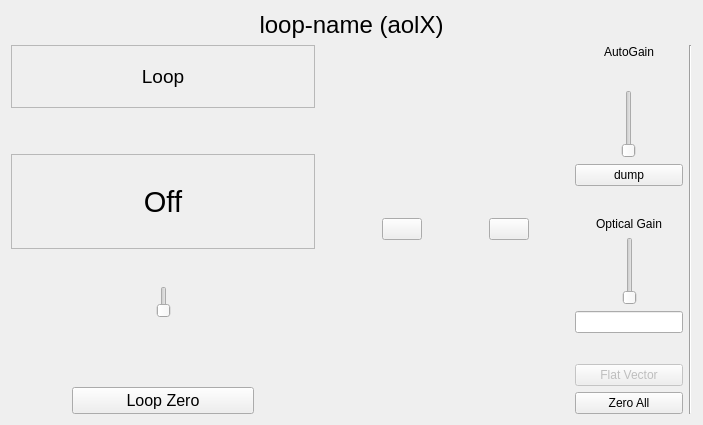
magao-x/MagAOX, file gui/widgets/loopCtrl/loopCtrl.ui: the form before one commit.
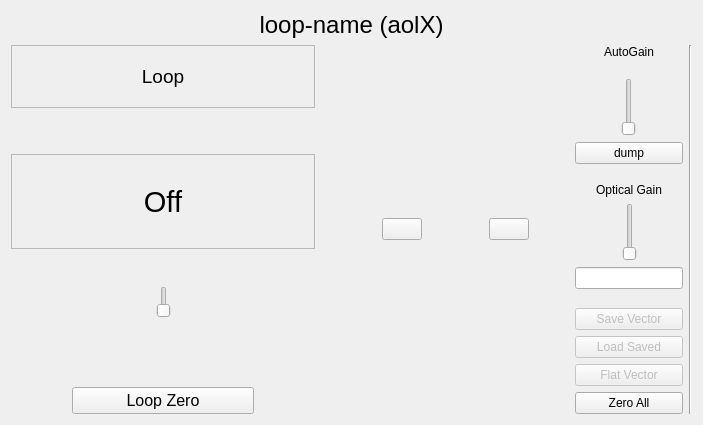
The form after the commit. Icons and pictures are not drawn. Custom widgets are drawn as their Qt base class.

Commit message: Add persistent gain vector save and load

The edit to the form file:
```diff
--- a/gui/widgets/loopCtrl/loopCtrl.ui
+++ b/gui/widgets/loopCtrl/loopCtrl.ui
@@ -369,6 +369,38 @@
            </property>
           </spacer>
          </item>
+         <item>
+          <widget class="QPushButton" name="button_saveVector">
+           <property name="enabled">
+            <bool>false</bool>
+           </property>
+           <property name="focusPolicy">
+            <enum>Qt::NoFocus</enum>
+           </property>
+           <property name="toolTip">
+            <string>Save the current gain vector, replacing the previous save.</string>
+           </property>
+           <property name="text">
+            <string>Save Vector</string>
+           </property>
+          </widget>
+         </item>
+         <item>
+          <widget class="QPushButton" name="button_loadSaved">
+           <property name="enabled">
+            <bool>false</bool>
+           </property>
+           <property name="focusPolicy">
+            <enum>Qt::NoFocus</enum>
+           </property>
+           <property name="toolTip">
+            <string>Apply the most recently saved gain vector.</string>
+           </property>
+           <property name="text">
+            <string>Load Saved</string>
+           </property>
+          </widget>
+         </item>
          <item>
           <widget class="QPushButton" name="button_flatVector">
            <property name="enabled">
```
The commit also changes 3 other files.
